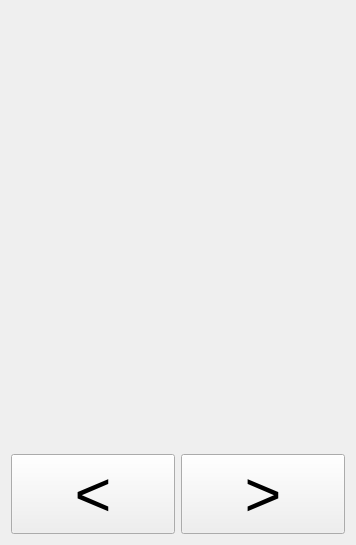
Before: the Qt Designer form ElectronicJournal/mainwindow.ui in MariyaMari/myJournal, drawn with Qt 5.
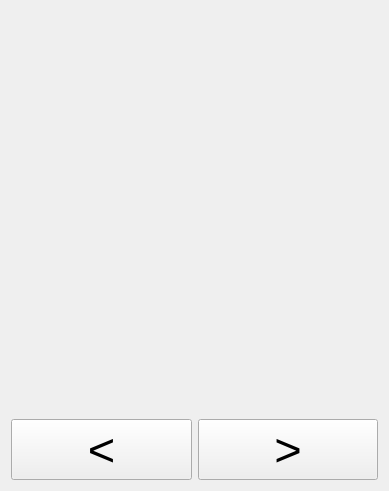
After: the same form once the commit is applied.

Patch:
```diff
--- a/ElectronicJournal/mainwindow.ui
+++ b/ElectronicJournal/mainwindow.ui
@@ -6,8 +6,8 @@
    <rect>
     <x>0</x>
     <y>0</y>
-    <width>356</width>
-    <height>545</height>
+    <width>389</width>
+    <height>491</height>
    </rect>
   </property>
   <property name="windowTitle">
@@ -32,7 +32,7 @@
     <widget class="QPushButton" name="backButton">
      <property name="font">
       <font>
-       <pointsize>47</pointsize>
+       <pointsize>35</pointsize>
       </font>
      </property>
      <property name="text">
@@ -44,7 +44,7 @@
     <widget class="QPushButton" name="nextButton">
      <property name="font">
       <font>
-       <pointsize>47</pointsize>
+       <pointsize>35</pointsize>
       </font>
      </property>
      <property name="text">
```
